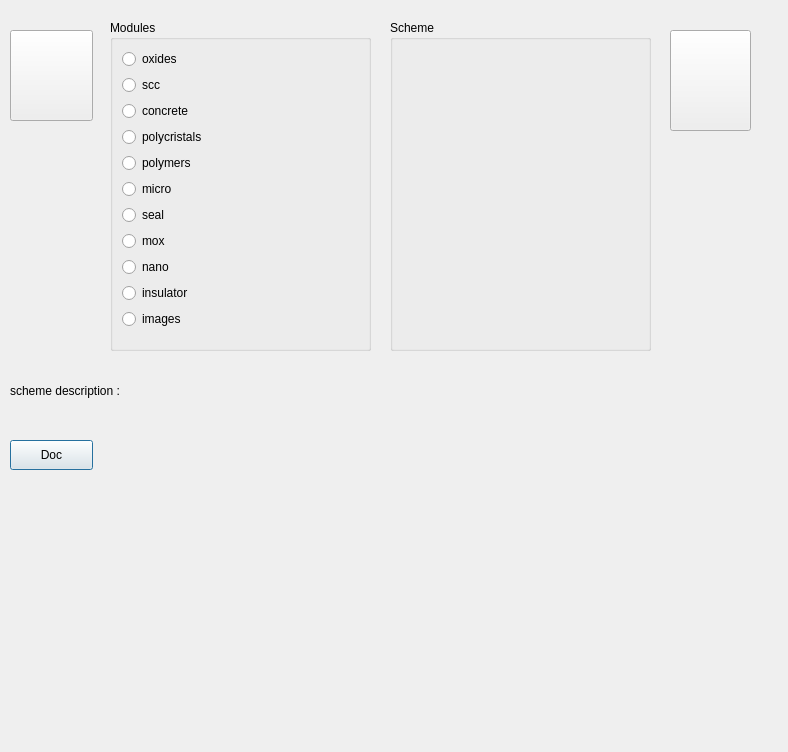
SalomePlatform/eficas_tools, file UiQT4/desChoixMap.ui: the form before one commit.
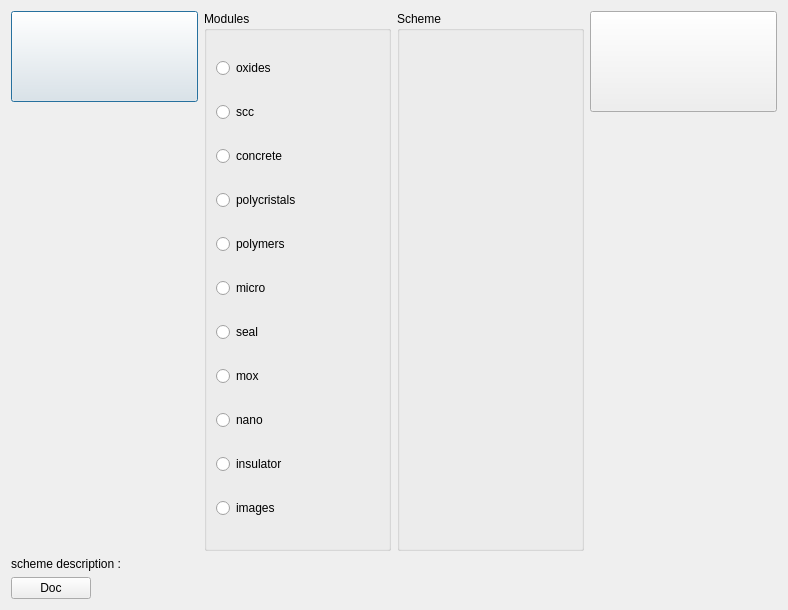
The form after the commit. Icons and pictures are not drawn.

Patch:
```diff
--- a/UiQT4/desChoixMap.ui
+++ b/UiQT4/desChoixMap.ui
@@ -1,53 +1,31 @@
 <ui version="4.0" >
  <class>ChoixMap</class>
- <widget class="QDialog" name="ChoixMap" >
-  <property name="geometry" >
+ <widget class="QDialog" name="ChoixMap">
+  <property name="geometry">
    <rect>
     <x>0</x>
     <y>0</y>
     <width>788</width>
-    <height>752</height>
+    <height>610</height>
    </rect>
   </property>
   <property name="windowTitle" >
    <string>Dialog</string>
   </property>
-  <widget class="QLabel" name="label" >
-   <property name="geometry" >
-    <rect>
-     <x>10</x>
-     <y>370</y>
-     <width>141</width>
-     <height>41</height>
-    </rect>
-   </property>
-   <property name="text" >
-    <string>scheme description :</string>
-   </property>
-  </widget>
-  <widget class="QPushButton" name="pushButton" >
-   <property name="geometry" >
-    <rect>
-     <x>10</x>
-     <y>440</y>
-     <width>83</width>
-     <height>30</height>
-    </rect>
-   </property>
-   <property name="text" >
-    <string>Doc</string>
-   </property>
-  </widget>
-  <widget class="QPushButton" name="PBIconeMap" >
-   <property name="geometry" >
-    <rect>
-     <x>10</x>
-     <y>30</y>
-     <width>83</width>
+  <layout class="QGridLayout" name="gridLayout">
+   <item row="0" column="0">
+    <layout class="QHBoxLayout" name="horizontalLayout_3">
+     <item>
+      <layout class="QVBoxLayout" name="verticalLayout_3">
+       <item>
+        <widget class="QPushButton" name="PBIconeMap">
+         <property name="minimumSize">
+          <size>
+           <width>81</width>
      <height>91</height>
-    </rect>
-   </property>
-   <property name="text" >
+          </size>
+         </property>
+         <property name="text">
     <string/>
    </property>
    <property name="icon" >
@@ -61,52 +39,25 @@
     </size>
    </property>
   </widget>
-  <widget class="QPushButton" name="pushButton_3" >
-   <property name="geometry" >
-    <rect>
-     <x>670</x>
-     <y>30</y>
-     <width>81</width>
-     <height>101</height>
-    </rect>
-   </property>
-   <property name="text" >
-    <string/>
-   </property>
-   <property name="icon" >
-    <iconset>
-     <normaloff>image120.png</normaloff>image120.png</iconset>
-   </property>
-   <property name="iconSize" >
+       </item>
+       <item>
+        <spacer name="verticalSpacer">
+         <property name="orientation">
+          <enum>Qt::Vertical</enum>
+         </property>
+         <property name="sizeHint" stdset="0">
     <size>
-     <width>160</width>
-     <height>160</height>
-    </size>
-   </property>
-  </widget>
-  <widget class="QGroupBox" name="groupBoxScheme" >
-   <property name="geometry" >
-    <rect>
-     <x>390</x>
-     <y>20</y>
-     <width>261</width>
-     <height>331</height>
-    </rect>
-   </property>
-   <property name="title" >
-    <string>Scheme</string>
-   </property>
-  </widget>
-  <widget class="QGroupBox" name="groupBoxModule" >
-   <property name="geometry" >
-    <rect>
-     <x>110</x>
-     <y>20</y>
-     <width>261</width>
-     <height>331</height>
-    </rect>
-   </property>
-   <property name="title" >
+           <width>20</width>
+           <height>264</height>
+          </size>
+         </property>
+        </spacer>
+       </item>
+      </layout>
+     </item>
+     <item>
+      <widget class="QGroupBox" name="groupBoxModule">
+       <property name="title">
     <string>Modules</string>
    </property>
    <layout class="QVBoxLayout" name="verticalLayout" >
@@ -189,19 +140,105 @@
     </item>
    </layout>
   </widget>
-  <widget class="QLabel" name="labelScheme" >
-   <property name="geometry" >
-    <rect>
-     <x>160</x>
-     <y>380</y>
-     <width>551</width>
-     <height>31</height>
-    </rect>
-   </property>
-   <property name="text" >
+     </item>
+     <item>
+      <widget class="QGroupBox" name="groupBoxScheme">
+       <property name="title">
+        <string>Scheme</string>
+       </property>
+      </widget>
+     </item>
+     <item>
+      <layout class="QVBoxLayout" name="verticalLayout_2">
+       <item>
+        <widget class="QPushButton" name="pushButton_3">
+         <property name="minimumSize">
+          <size>
+           <width>81</width>
+           <height>101</height>
+          </size>
+         </property>
+         <property name="text">
     <string/>
    </property>
-  </widget>
+         <property name="icon">
+          <iconset>
+           <normaloff>image120.png</normaloff>image120.png</iconset>
+         </property>
+         <property name="iconSize">
+          <size>
+           <width>160</width>
+           <height>160</height>
+          </size>
+         </property>
+        </widget>
+       </item>
+       <item>
+        <spacer name="verticalSpacer_2">
+         <property name="orientation">
+          <enum>Qt::Vertical</enum>
+         </property>
+         <property name="sizeHint" stdset="0">
+          <size>
+           <width>17</width>
+           <height>278</height>
+          </size>
+         </property>
+        </spacer>
+       </item>
+      </layout>
+     </item>
+    </layout>
+   </item>
+   <item row="1" column="0">
+    <layout class="QHBoxLayout" name="horizontalLayout_2">
+     <item>
+      <widget class="QLabel" name="label">
+       <property name="text">
+        <string>scheme description :</string>
+       </property>
+      </widget>
+     </item>
+     <item>
+      <widget class="QLabel" name="labelScheme">
+       <property name="text">
+        <string/>
+       </property>
+      </widget>
+     </item>
+    </layout>
+   </item>
+   <item row="2" column="0">
+    <layout class="QHBoxLayout" name="horizontalLayout">
+     <item>
+      <widget class="QPushButton" name="pushButton">
+       <property name="text">
+        <string>Doc</string>
+       </property>
+      </widget>
+     </item>
+     <item>
+      <spacer name="horizontalSpacer">
+       <property name="orientation">
+        <enum>Qt::Horizontal</enum>
+       </property>
+       <property name="sizeHint" stdset="0">
+        <size>
+         <width>40</width>
+         <height>20</height>
+        </size>
+       </property>
+      </spacer>
+     </item>
+    </layout>
+   </item>
+  </layout>
+  <zorder>PBIconeMap</zorder>
+  <zorder>pushButton_3</zorder>
+  <zorder>groupBoxScheme</zorder>
+  <zorder>groupBoxModule</zorder>
+  <zorder>verticalSpacer</zorder>
+  <zorder>verticalSpacer_2</zorder>
  </widget>
  <resources/>
  <connections/>
```
Left out of the diff: 55 changed lines with no effect on the pictures. Lines whose indentation alone changed are shown as unchanged.
